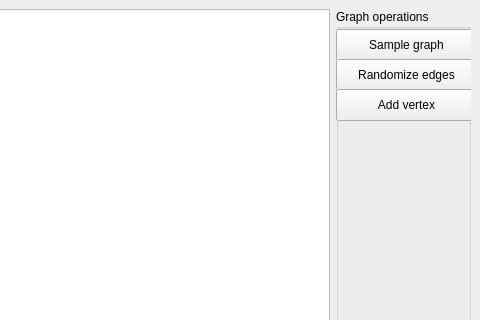
Old version of the form mainwindow.ui in the repository darthdeus/graphite-gui; both pictures show x 559 to 1039 and y 0 to 320 of the 1039 by 802 pixel window.
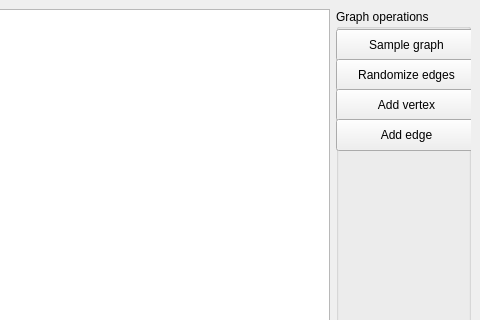
New version of the form.

Commit message: Add option to add a vertex

Patch:
```diff
--- a/mainwindow.ui
+++ b/mainwindow.ui
@@ -71,6 +71,19 @@
         <string>Add vertex</string>
        </property>
       </widget>
+      <widget class="QPushButton" name="addEdge">
+       <property name="geometry">
+        <rect>
+         <x>0</x>
+         <y>110</y>
+         <width>141</width>
+         <height>32</height>
+        </rect>
+       </property>
+       <property name="text">
+        <string>Add edge</string>
+       </property>
+      </widget>
      </widget>
     </item>
    </layout>
```
Left out of the diff: 2 changed lines with no effect on the pictures. The commit also changes 2 other files.
